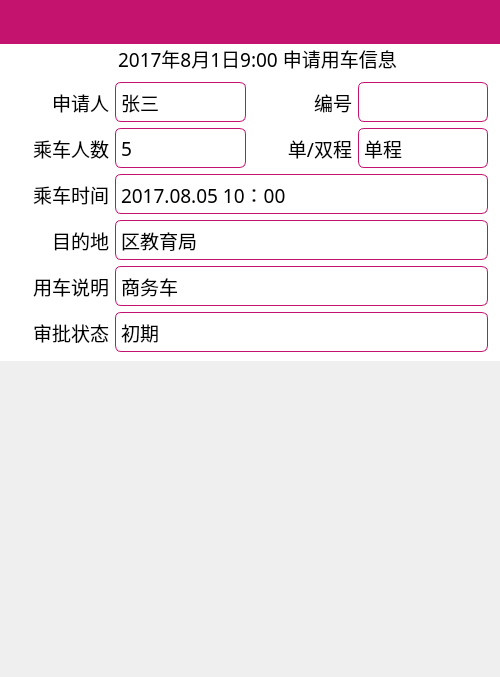
First picture: the form in pages/CarPage.ui, repository wps139hf/app, before the edit.
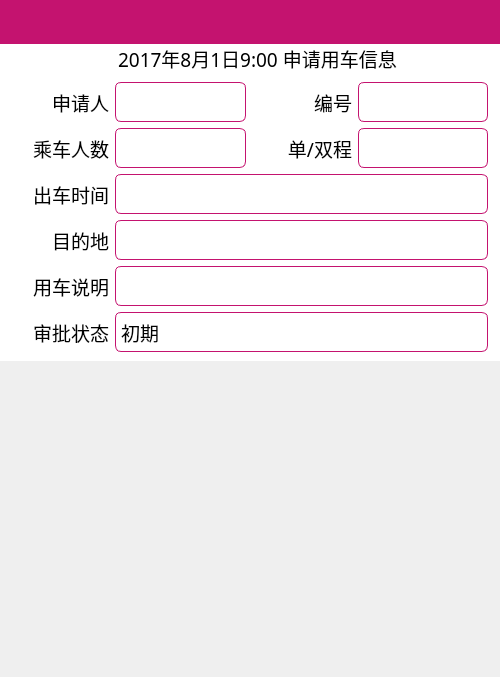
Second picture: the form after the edit. Custom widgets are drawn as their Qt base class.

Commit message: bind model to pages, except repair;

```diff
--- a/pages/CarPage.ui
+++ b/pages/CarPage.ui
@@ -234,7 +234,7 @@
          <enum>QFrame::StyledPanel</enum>
         </property>
         <property name="text">
-         <string>张三</string>
+         <string/>
         </property>
        </widget>
       </item>
@@ -540,7 +540,7 @@
          <enum>QFrame::StyledPanel</enum>
         </property>
         <property name="text">
-         <string>5</string>
+         <string/>
         </property>
        </widget>
       </item>
@@ -599,7 +599,7 @@
          <enum>QFrame::StyledPanel</enum>
         </property>
         <property name="text">
-         <string>单程</string>
+         <string/>
         </property>
        </widget>
       </item>
@@ -626,7 +626,7 @@
          <enum>QFrame::NoFrame</enum>
         </property>
         <property name="text">
-         <string>乘车时间</string>
+         <string>出车时间</string>
         </property>
         <property name="alignment">
          <set>Qt::AlignRight|Qt::AlignTrailing|Qt::AlignVCenter</set>
@@ -748,7 +748,7 @@
          <enum>QFrame::StyledPanel</enum>
         </property>
         <property name="text">
-         <string>2017.08.05 10：00</string>
+         <string/>
         </property>
        </widget>
       </item>
@@ -777,7 +777,7 @@
          <enum>QFrame::StyledPanel</enum>
         </property>
         <property name="text">
-         <string>区教育局</string>
+         <string/>
         </property>
        </widget>
       </item>
@@ -806,7 +806,7 @@
          <enum>QFrame::StyledPanel</enum>
         </property>
         <property name="text">
-         <string>商务车</string>
+         <string/>
         </property>
        </widget>
       </item>
```
Left out of the diff: 16 changed lines with no effect on the pictures. The commit also changes 18 other files.
